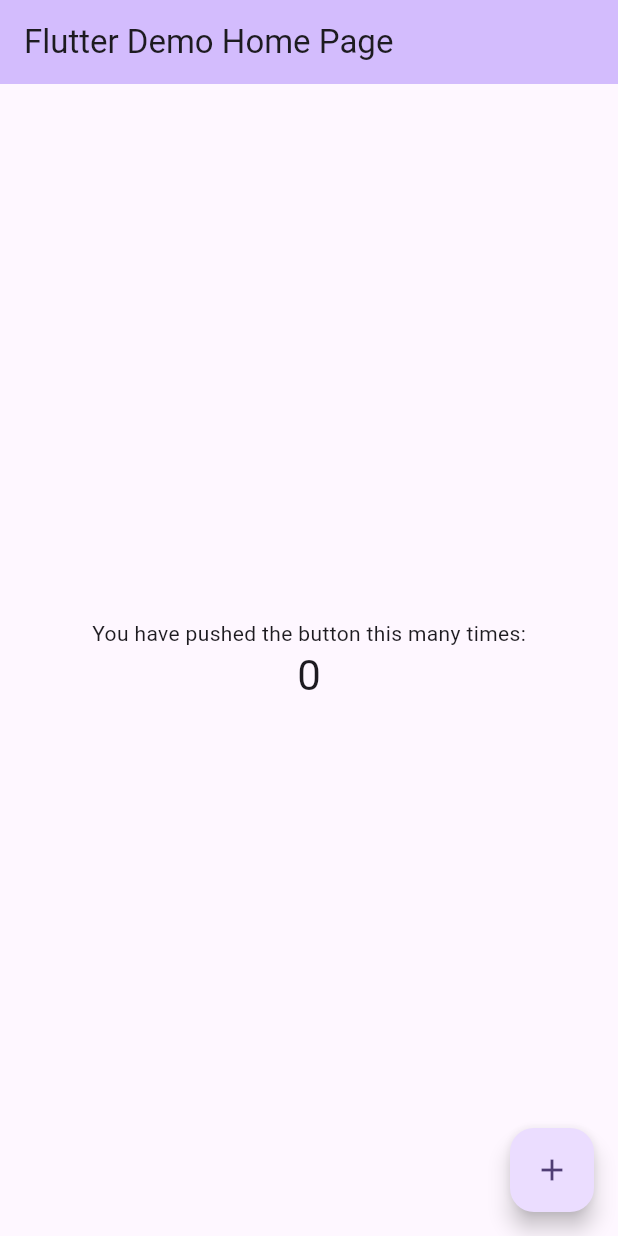
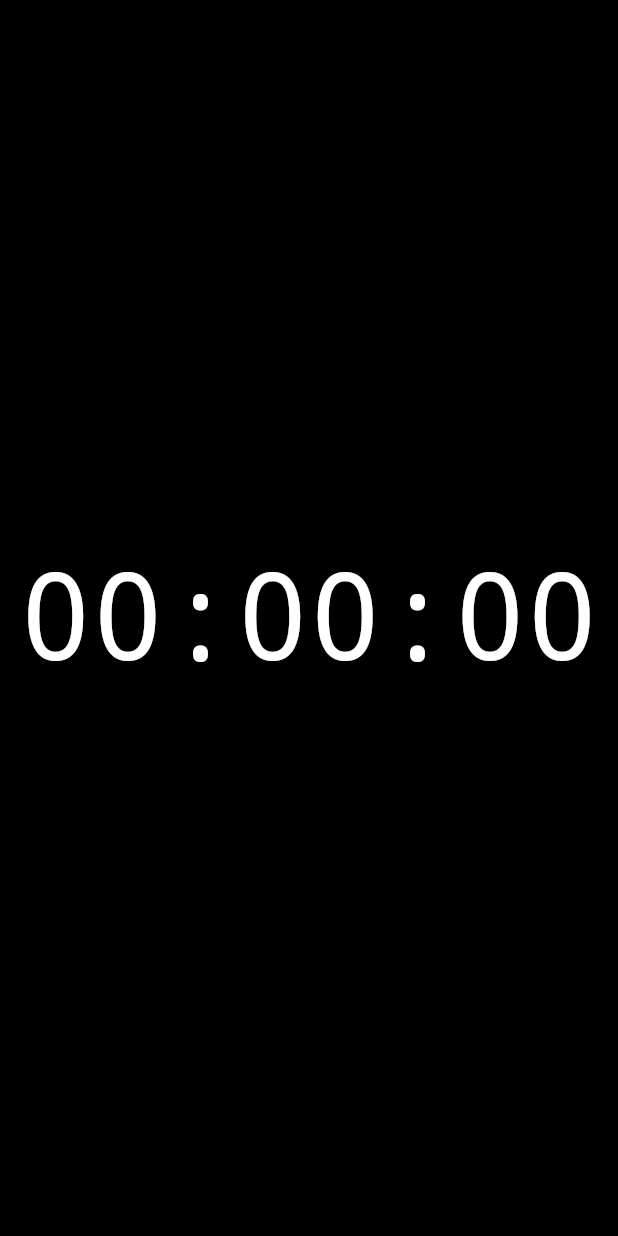
Before and after one commit to ShaijoGeorge/letscooktogether, a Flutter app: the screen it shows after launch, on a phone screen of 412 x 824 dp. Run offline on Flutter 3.47's test engine with Material 3 defaults, Android fonts, the phone set to English and light mode, and no system bars.

Commit message:
feat: create app skeleton with dark theme

```diff
--- a/lib/main.dart
+++ b/lib/main.dart
@@ -1,121 +1,43 @@
 import 'package:flutter/material.dart';
 
 void main() {
-  runApp(const MyApp());
+  WidgetsFlutterBinding.ensureInitialized();
+  runApp(const FocusClockApp());
 }
 
-class MyApp extends StatelessWidget {
-  const MyApp({super.key});
+class FocusClockApp extends StatelessWidget {
+  const FocusClockApp({super.key});
 
-  // This widget is the root of your application.
   @override
   Widget build(BuildContext context) {
     return MaterialApp(
-      title: 'Flutter Demo',
+      title: 'Focus Clock',
+      debugShowCheckedModeBanner: false,
       theme: ThemeData(
-        // This is the theme of your application.
-        //
-        // TRY THIS: Try running your application with "flutter run". You'll see
-        // the application has a purple toolbar. Then, without quitting the app,
-        // try changing the seedColor in the colorScheme below to Colors.green
-        // and then invoke "hot reload" (save your changes or press the "hot
-        // reload" button in a Flutter-supported IDE, or press "r" if you used
-        // the command line to start the app).
-        //
-        // Notice that the counter didn't reset back to zero; the application
-        // state is not lost during the reload. To reset the state, use hot
-        // restart instead.
-        //
-        // This works for code too, not just values: Most code changes can be
-        // tested with just a hot reload.
-        colorScheme: .fromSeed(seedColor: Colors.deepPurple),
+        brightness: Brightness.dark,
+        scaffoldBackgroundColor: Colors.black,
+        fontFamily: 'Courier',
+        useMaterial3: true,
       ),
-      home: const MyHomePage(title: 'Flutter Demo Home Page'),
+      home: const ClockScreen(),
     );
   }
 }
 
-class MyHomePage extends StatefulWidget {
-  const MyHomePage({super.key, required this.title});
-
-  // This widget is the home page of your application. It is stateful, meaning
-  // that it has a State object (defined below) that contains fields that affect
-  // how it looks.
-
-  // This class is the configuration for the state. It holds the values (in this
-  // case the title) provided by the parent (in this case the App widget) and
-  // used by the build method of the State. Fields in a Widget subclass are
-  // always marked "final".
-
-  final String title;
+class ClockScreen extends StatefulWidget {
+  const ClockScreen({super.key});
 
   @override
-  State<MyHomePage> createState() => _MyHomePageState();
+  State<ClockScreen> createState() => _ClockScreenState();
 }
 
-class _MyHomePageState extends State<MyHomePage> {
-  int _counter = 0;
-
-  void _incrementCounter() {
-    setState(() {
-      // This call to setState tells the Flutter framework that something has
-      // changed in this State, which causes it to rerun the build method below
-      // so that the display can reflect the updated values. If we changed
-      // _counter without calling setState(), then the build method would not be
-      // called again, and so nothing would appear to happen.
-      _counter++;
-    });
-  }
-
+class _ClockScreenState extends State<ClockScreen> {
   @override
   Widget build(BuildContext context) {
-    // This method is rerun every time setState is called, for instance as done
-    // by the _incrementCounter method above.
-    //
-    // The Flutter framework has been optimized to make rerunning build methods
-    // fast, so that you can just rebuild anything that needs updating rather
-    // than having to individually change instances of widgets.
-    return Scaffold(
-      appBar: AppBar(
-        // TRY THIS: Try changing the color here to a specific color (to
-        // Colors.amber, perhaps?) and trigger a hot reload to see the AppBar
-        // change color while the other colors stay the same.
-        backgroundColor: Theme.of(context).colorScheme.inversePrimary,
-        // Here we take the value from the MyHomePage object that was created by
-        // the App.build method, and use it to set our appbar title.
-        title: Text(widget.title),
-      ),
+    return const Scaffold(
+      backgroundColor: Colors.black,
       body: Center(
-        // Center is a layout widget. It takes a single child and positions it
-        // in the middle of the parent.
-        child: Column(
-          // Column is also a layout widget. It takes a list of children and
-          // arranges them vertically. By default, it sizes itself to fit its
-          // children horizontally, and tries to be as tall as its parent.
-          //
-          // Column has various properties to control how it sizes itself and
-          // how it positions its children. Here we use mainAxisAlignment to
-          // center the children vertically; the main axis here is the vertical
-          // axis because Columns are vertical (the cross axis would be
-          // horizontal).
-          //
-          // TRY THIS: Invoke "debug painting" (choose the "Toggle Debug Paint"
-          // action in the IDE, or press "p" in the console), to see the
-          // wireframe for each widget.
-          mainAxisAlignment: .center,
-          children: [
-            const Text('You have pushed the button this many times:'),
-            Text(
-              '$_counter',
-              style: Theme.of(context).textTheme.headlineMedium,
-            ),
-          ],
-        ),
-      ),
-      floatingActionButton: FloatingActionButton(
-        onPressed: _incrementCounter,
-        tooltip: 'Increment',
-        child: const Icon(Icons.add),
+        child: Text("00:00:00", style: TextStyle(color: Colors.white, fontSize: 80)),
       ),
     );
   }
```
Also changed, not shown: 1 other file.
